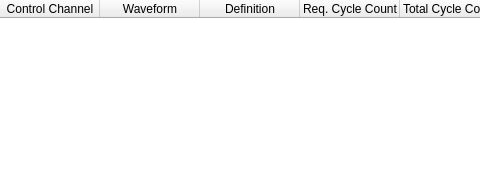
Qt form SWDev/SWDev/TestSatusGroup.ui (PingJian2019/sw-device) before a commit; both pictures show x 0 to 480 and y 0 to 191 of the 800 by 191 pixel window.
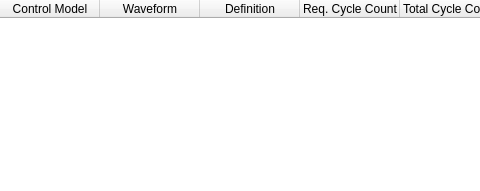
The same form after that commit.

The edit to the form file:
```diff
--- a/SWDev/SWDev/TestSatusGroup.ui
+++ b/SWDev/SWDev/TestSatusGroup.ui
@@ -37,7 +37,7 @@
       </property>
       <column>
        <property name="text">
-        <string>Control Channel</string>
+        <string>Control Model</string>
        </property>
       </column>
       <column>
```
